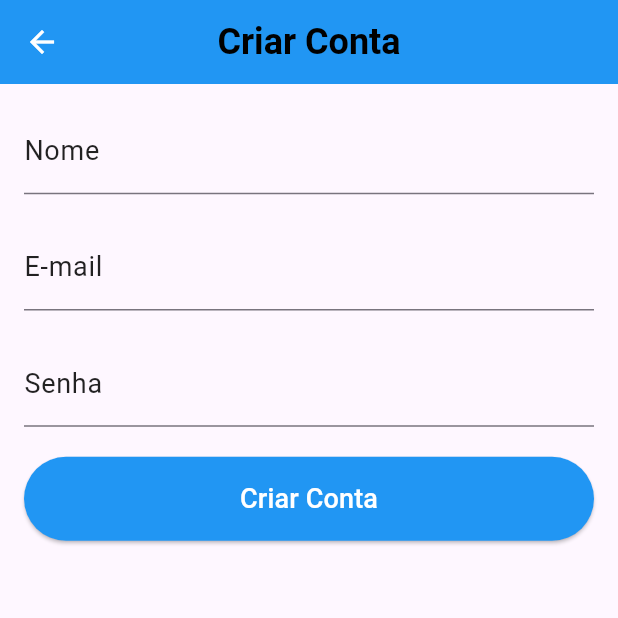
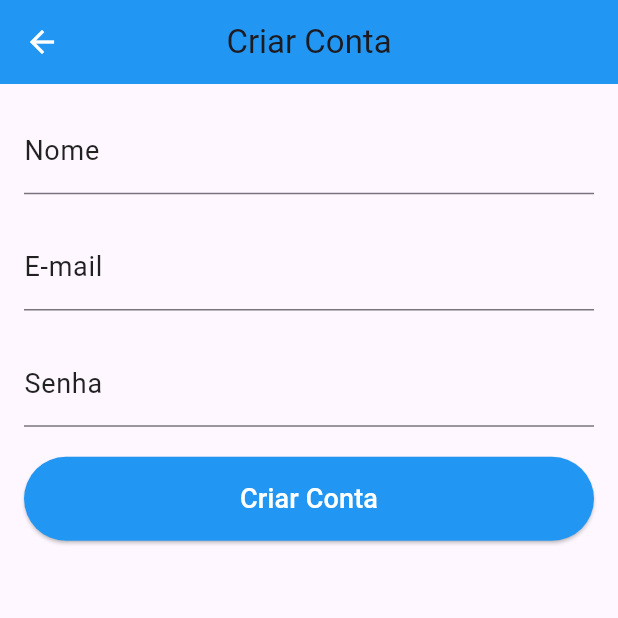
Before and after one commit to WellingtonADS/ideiacode_cadastro, a Flutter app: the screen it shows after launch, after a tap on "Criar Conta", on a phone screen of 412 x 824 dp, the top half of it. Run offline on Flutter 3.47's test engine with Material 3 defaults, Android fonts, the phone set to English and light mode, and no system bars; our stand-ins replace mask_text_input_formatter; statements that could not run were skipped.

Commit message:
Changes to be committed: 	modified:   lib/Styles/app_styles.dart

```diff
--- a/lib/Styles/app_styles.dart
+++ b/lib/Styles/app_styles.dart
@@ -4,12 +4,6 @@ class AppStyles {
   // Cores principais
   static const Color primaryColor = Colors.blue;
 
-  // Estilo de texto para títulos
-  static const TextStyle titleTextStyle = TextStyle(
-    fontSize: 24,
-    fontWeight: FontWeight.bold,
-    color: Colors.black, // Cor dos títulos
-  );
 
   // Estilo de texto para subtítulos
   static const TextStyle subtitleTextStyle = TextStyle(
```
